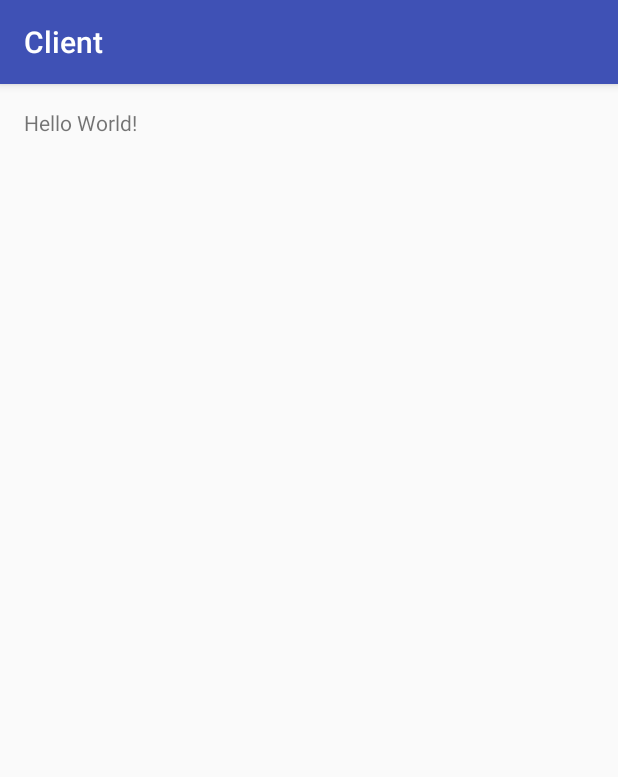
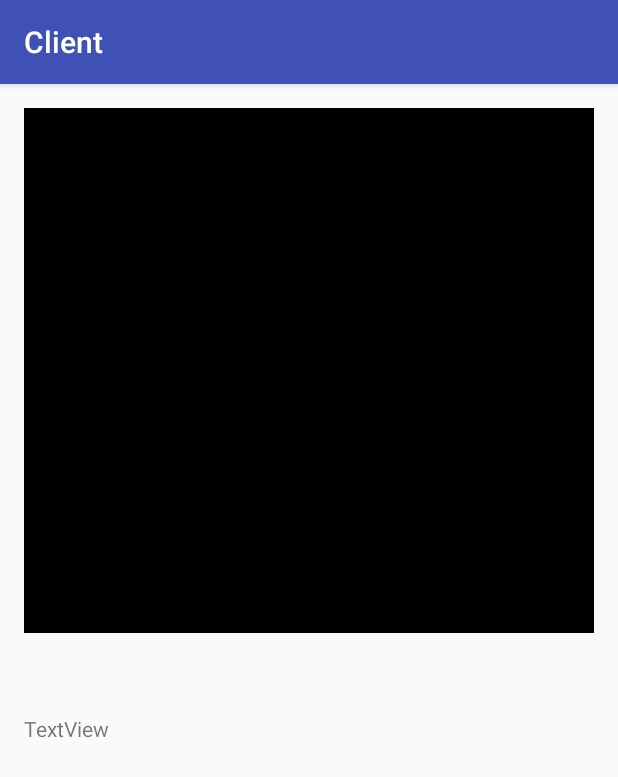
Before and after one commit to liyefei737/PhysioTrack, an Android app: the screen it shows after launch (MainActivity), on a phone screen of 412 x 824 dp. Shown: the top 777 px of the screen. Run offline under Robolectric (Android 15) with nearby library versions, the phone set to English and light mode, and no system bars.

Commit message:
PDA UI updated

```diff
--- a/client/app/src/main/res/layout/activity_main.xml
+++ b/client/app/src/main/res/layout/activity_main.xml
@@ -10,8 +10,36 @@
     android:paddingTop="@dimen/activity_vertical_margin"
     tools:context="capstone.client.MainActivity">
 
-    <TextView
-        android:layout_width="wrap_content"
-        android:layout_height="wrap_content"
-        android:text="Hello World!" />
+    <LinearLayout
+        android:orientation="vertical"
+        android:layout_width="match_parent"
+        android:layout_height="350dp"
+        android:layout_alignParentLeft="true"
+        android:layout_alignParentStart="true"
+        android:layout_alignParentTop="true"
+        android:id="@+id/topLinear"
+        android:background="@color/bg">
+
+        <TextView
+            android:text="TextView"
+            android:layout_width="match_parent"
+            android:layout_height="wrap_content"
+            android:id="@+id/textView" />
+    </LinearLayout>
+    <LinearLayout
+        android:orientation="vertical"
+        android:layout_width="match_parent"
+        android:layout_height="50dp"
+        android:layout_alignParentRight="true"
+        android:layout_alignParentEnd="true"
+        android:layout_marginTop="54dp"
+        android:layout_below="@+id/topLinear"
+        android:id="@+id/bottomLinear">
+
+        <TextView
+            android:text="TextView"
+            android:layout_width="match_parent"
+            android:layout_height="wrap_content"
+            android:id="@+id/textView2" />
+    </LinearLayout>
 </RelativeLayout>
--- a/client/app/src/main/res/values/colors.xml
+++ b/client/app/src/main/res/values/colors.xml
@@ -3,4 +3,5 @@
     <color name="colorPrimary">#3F51B5</color>
     <color name="colorPrimaryDark">#303F9F</color>
     <color name="colorAccent">#FF4081</color>
+    <color name="bg">#000</color>
 </resources>
```
